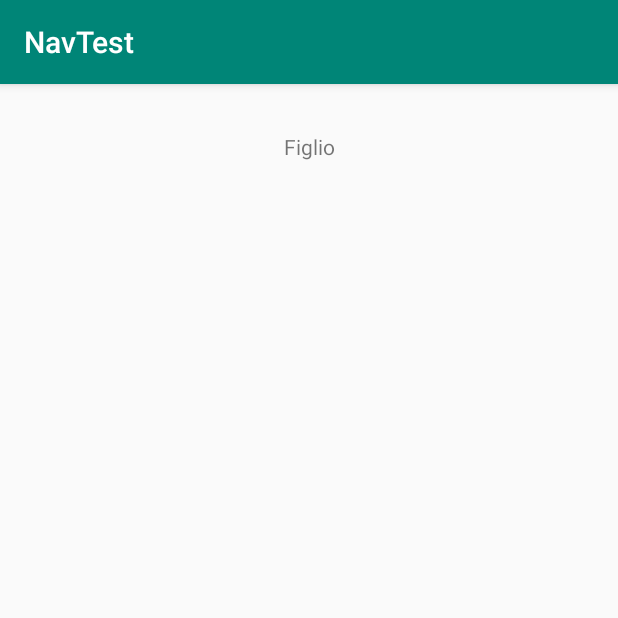
After one commit to pcantiello/lsadm2019-NavTest, an Android app: the FiglioFragment screen opened through its navigation route, on a phone screen of 412 x 824 dp, the top half of it. The commit adds this screen. Run offline under Robolectric (Android 15) with nearby library versions, the phone set to English and light mode, and no system bars.

Commit message:
CreatoFiglioFragment

```diff
--- /dev/null
+++ b/app/src/main/java/it/unicampania/lsadm/navtest/FiglioFragment.kt
@@ -0,0 +1,31 @@
+package it.unicampania.lsadm.navtest
+
+
+import android.os.Bundle
+import android.support.v4.app.Fragment
+import android.view.LayoutInflater
+import android.view.View
+import android.view.ViewGroup
+
+
+// TODO: Rename parameter arguments, choose names that match
+// the fragment initialization parameters, e.g. ARG_ITEM_NUMBER
+private const val ARG_PARAM1 = "param1"
+private const val ARG_PARAM2 = "param2"
+
+/**
+ * A simple [Fragment] subclass.
+ *
+ */
+class FiglioFragment : Fragment() {
+
+    override fun onCreateView(
+        inflater: LayoutInflater, container: ViewGroup?,
+        savedInstanceState: Bundle?
+    ): View? {
+        // Inflate the layout for this fragment
+        return inflater.inflate(R.layout.fragment_figlio, container, false)
+    }
+
+
+}
--- /dev/null
+++ b/app/src/main/res/layout/fragment_figlio.xml
@@ -0,0 +1,16 @@
+<?xml version="1.0" encoding="utf-8"?>
+<android.support.constraint.ConstraintLayout xmlns:android="http://schemas.android.com/apk/res/android"
+                                             xmlns:app="http://schemas.android.com/apk/res-auto" xmlns:tools="http://schemas.android.com/tools"
+             android:layout_width="match_parent"
+             android:layout_height="match_parent"
+             tools:context=".FiglioFragment">
+
+    <!-- TODO: Update blank fragment layout -->
+    <TextView
+            android:layout_width="wrap_content"
+            android:layout_height="wrap_content"
+            android:text="@string/figlio"
+            app:layout_constraintEnd_toEndOf="parent" app:layout_constraintStart_toStartOf="parent"
+            app:layout_constraintTop_toTopOf="parent" android:layout_marginTop="32dp"/>
+
+</android.support.constraint.ConstraintLayout>
--- a/app/src/main/res/navigation/nav_graph.xml
+++ b/app/src/main/res/navigation/nav_graph.xml
@@ -6,4 +6,6 @@
 
     <fragment android:id="@+id/homeFragment" android:name="it.unicampania.lsadm.navtest.HomeFragment"
               android:label="fragment_home" tools:layout="@layout/fragment_home"/>
+    <fragment android:id="@+id/figlioFragment" android:name="it.unicampania.lsadm.navtest.FiglioFragment"
+              android:label="fragment_figlio" tools:layout="@layout/fragment_figlio"/>
 </navigation>
--- a/app/src/main/res/values/strings.xml
+++ b/app/src/main/res/values/strings.xml
@@ -3,4 +3,5 @@
 
     <!-- TODO: Remove or change this placeholder text -->
     <string name="hello_blank_fragment">Hello blank fragment</string>
+    <string name="figlio">Figlio</string>
 </resources>
```
